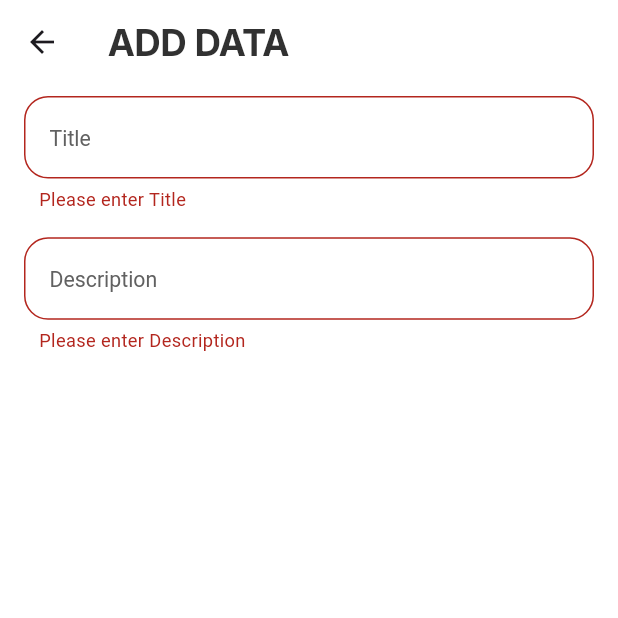
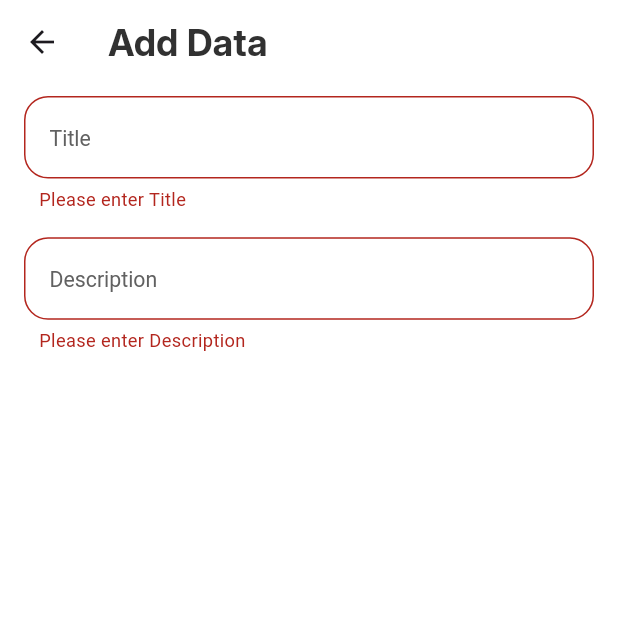
Before and after one commit to DishanKothiya01/Todo_App, a Flutter app: the AddDataScreen screen opened by its route, after a tap on "Save", on a phone screen of 412 x 824 dp, the top half of it. Run offline on Flutter 3.47's test engine with Material 3 defaults, Android fonts, the phone set to English and light mode, and no system bars; our stand-ins replace connectivity_plus, cookie_jar, dio, dio_cookie_manager, flutter_screenutil, flutter_svg and 4 more; accounts and stored records are empty; network calls fail.

Commit message:
Final Changes Complete

```diff
--- a/lib/utils/ui_utils.dart
+++ b/lib/utils/ui_utils.dart
@@ -17,7 +17,7 @@ class UiUtils {
       message,
       backgroundColor: AppColors.gradientEnd.withAlpha(80),
       colorText: AppColors.backgroundDark,
-      snackPosition: SnackPosition.BOTTOM,
+      snackPosition: SnackPosition.TOP,
       margin: const EdgeInsets.all(12),
       borderRadius: 12,
       duration: const Duration(seconds: 2),
--- a/lib/view/add_data/add_data_screen.dart
+++ b/lib/view/add_data/add_data_screen.dart
@@ -30,7 +30,7 @@ class AddDataScreen extends StatelessWidget {
         appBar: AppBar(
           backgroundColor: AppColors.backgroundLight,
           title: Text(
-            con.isEdit == false ? 'ADD DATA' : 'UPDATE DATA',
+            con.isEdit == false ? 'Add Data' : 'Update Data',
             style: AppTextStyle.titleStyle(context)?.copyWith(color: AppColors.backgroundDark).copyWith(fontFamily: 'Inter-Bold'),
           ),
         ),
@@ -126,8 +126,7 @@ class AddDataScreen extends StatelessWidget {
                     } else {
                       if (con.validation()) {
                         FocusScope.of(context).unfocus();
-                        // con.isLoading.value = true;
-
+                        con.isSave = true;
                         /// UPDATE A TODO DATA
                         await HomeRepository.upDateTodoApi(
                           todoId: con.todoId,
```
